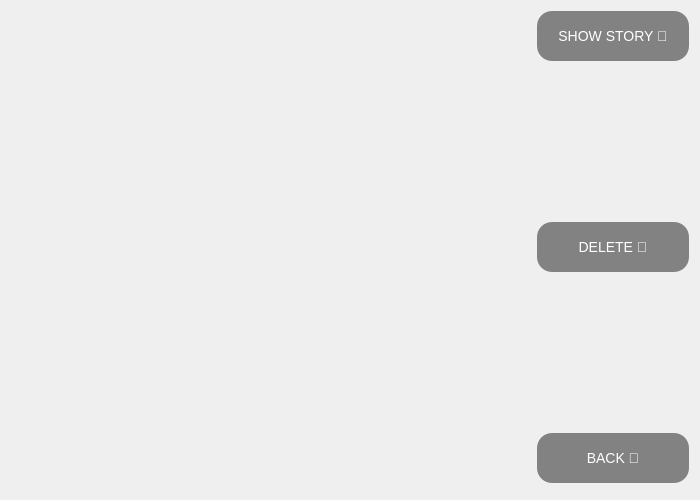
Qt form Chat-Application/showstories.ui (verina101/Chat-Application) before a commit.
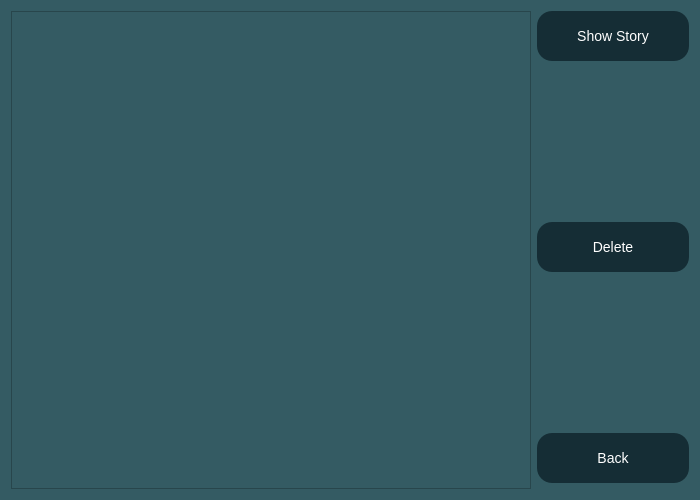
The same form after that commit.

The edit to the form file:
```diff
--- a/Chat-Application/showstories.ui
+++ b/Chat-Application/showstories.ui
@@ -13,6 +13,9 @@
   <property name="windowTitle">
    <string>Form</string>
   </property>
+  <property name="styleSheet">
+   <string notr="true">background:rgb(52, 91, 99);</string>
+  </property>
   <layout class="QHBoxLayout" name="horizontalLayout">
    <item>
     <widget class="QListWidget" name="listWidget">
@@ -26,7 +29,7 @@
       </size>
      </property>
      <property name="styleSheet">
-      <string notr="true">background:transparent;</string>
+      <string notr="true">background:rgb(52, 91, 99);</string>
      </property>
      <property name="verticalScrollMode">
       <enum>QAbstractItemView::ScrollPerPixel</enum>
@@ -50,14 +53,14 @@
         </size>
        </property>
        <property name="styleSheet">
-        <string notr="true">background:rgb(130, 130, 130);
+        <string notr="true">background:rgb(21, 45, 53);
 font:14px;
 color:white;
 border-radius:15px;
 </string>
        </property>
        <property name="text">
-        <string>SHOW STORY 🤩</string>
+        <string>Show Story</string>
        </property>
       </widget>
      </item>
@@ -83,14 +86,14 @@
         </size>
        </property>
        <property name="styleSheet">
-        <string notr="true">background:rgb(130, 130, 130);
+        <string notr="true">background:rgb(21, 45, 53);
 font:14px;
 color:white;
 border-radius:15px;
 </string>
        </property>
        <property name="text">
-        <string>DELETE 🥺</string>
+        <string>Delete</string>
        </property>
       </widget>
      </item>
@@ -116,14 +119,14 @@
         </size>
        </property>
        <property name="styleSheet">
-        <string notr="true">background:rgb(130, 130, 130);
+        <string notr="true">background:rgb(21, 45, 53);
 font:14px;
 color:white;
 border-radius:15px;
 </string>
        </property>
        <property name="text">
-        <string>BACK 🥺</string>
+        <string>Back</string>
        </property>
       </widget>
      </item>
```
